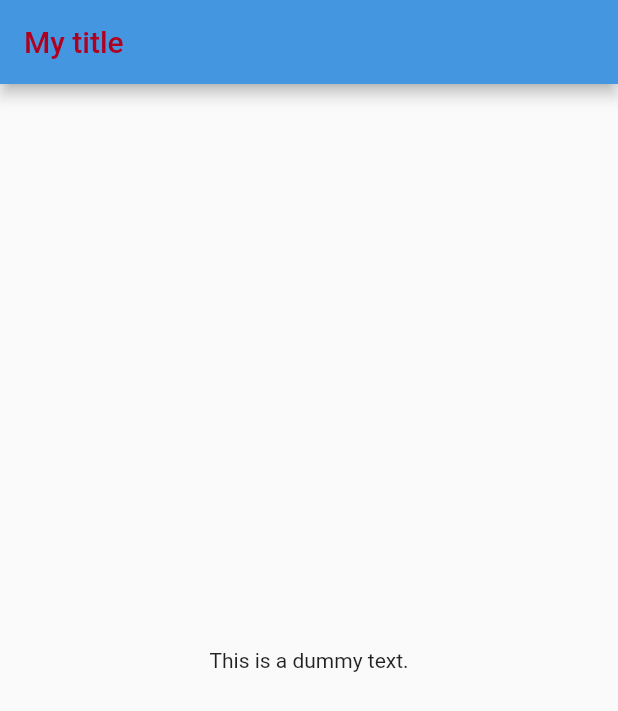
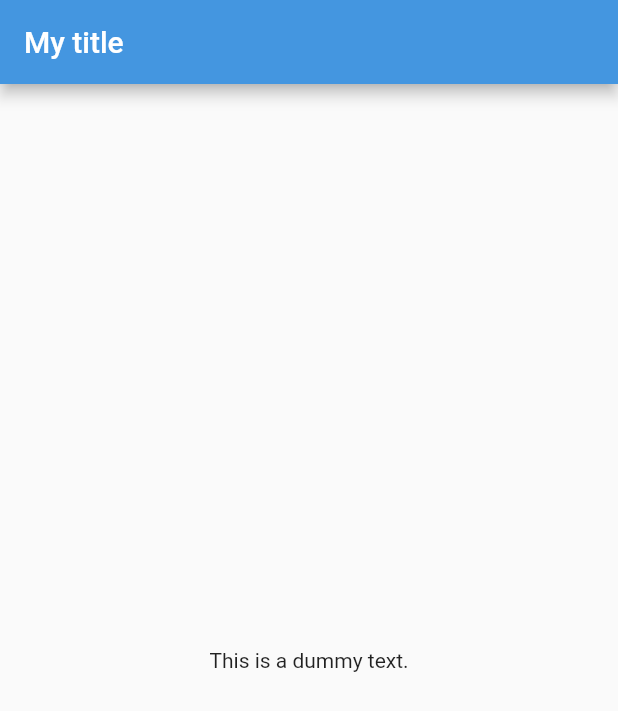
Before and after one commit to Aman2two/customtheme, a Flutter app: the screen it shows after launch, on a phone screen of 412 x 824 dp. Shown: the top 711 px of the screen. Run offline on Flutter 3.47's test engine with Material 2 defaults, Android fonts, the phone set to English and light mode, and no system bars; our stand-ins replace get_it.

Commit message:
changes added for theme

```diff
--- a/lib/app_configuration_json.dart
+++ b/lib/app_configuration_json.dart
@@ -1,7 +1,7 @@
 
 
 Map<String,Map<String,Object>> appConfigMap={
-  "AppColors":{
+  "AppColorsLight":{
     "primary":0xff4496e0,
     "onPrimary":0xffffffff,
     "primaryContainer":0xffb4e6ff,
@@ -29,5 +29,37 @@ Map<String,Map<String,Object>> appConfigMap={
     "onInverseSurface":0xfff5f5f5,
     "inversePrimary":0xffddfeff,
     "shadow":0xff000000,
+  },
+"AppColorsDark":{
+    "primary":0xffb4e6ff,
+    "onPrimary":0xff1b1e1e,
+    "primaryContainer":0xff1e8fdb,
+    "onPrimaryContainer":0xffd7f1ff,
+    "secondary":0xff99ccf9,
+    "onSecondary":0xff181e1e,
+    "secondaryContainer":0xff202b6d,
+    "onSecondaryContainer":0xffd7dae9,
+    "tertiary":0xffbaa99d,
+    "onTertiary":0xff1b1918,
+    "tertiaryContainer":0xff514239,
+    "onTertiaryContainer":0xffe3dfdd,
+    "error":0xffb00020,
+    "onError":0xffcf6679,
+    "errorContainer":0xfffcd8df,
+    "onErrorContainer":0xfff9dde2,
+    "outline":0xff989898,
+    "background":0xff1a1d1f,
+    "onBackground":0xffe4e4e4,
+    "surface":0xff151617,
+    "onSurface":0xfff1f1f1,
+    "surfaceVariant":0xff191c1e,
+    "onSurfaceVariant":0xffe3e4e4,
+    "inverseSurface":0xfffcfeff,
+    "onInverseSurface":0xff0e0e0f,
+    "inversePrimary":0xff596e73,
+    "shadow":0xff000000,
+  },
+  "TextConfig":{
+
   }
 };
--- /dev/null
+++ b/lib/app_configuration_json_helper.dart
@@ -0,0 +1,8 @@
+import 'app_configuration_json.dart';
+import 'custom_color_scheme.dart';
+
+class AppConfigurationJsonHelper {
+  giveLightThemeMap() => appConfigMap["AppColorsLight"] ?? {};
+
+  giveDarkThemeMap() => appConfigMap["AppColorsDark"] ?? {};
+}
--- a/lib/app_util.dart
+++ /dev/null
@@ -1,8 +0,0 @@
-
-
-import 'app_configuration_json.dart';
-import 'custom_color_scheme.dart';
-
-class AppUtil{
-  var appColorScheme=MyColorScheme(appConfigMap["AppColors"]??{});
-}
--- a/lib/custom_color_scheme.dart
+++ b/lib/custom_color_scheme.dart
@@ -2,39 +2,47 @@ import 'package:flutter/material.dart';
 
 class MyColorScheme {
   late Map<String, Object> colorMap;
-  late ColorScheme myColorScheme;
+  late ColorScheme colorScheme;
 
-  MyColorScheme(this.colorMap) {
-    myColorScheme = ColorScheme(
-      brightness: Brightness.light,
+  MyColorScheme(this.colorMap, {isDark = false}) {
+    colorScheme = ColorScheme(
+      brightness: isDark == false ? Brightness.light : Brightness.dark,
       primary: Color(colorMap["primary"] as int? ?? 0xff4496e0),
-      onPrimary: Color(colorMap["onPrimary"]as int? ?? 0xffffffff),
-      primaryContainer: Color(colorMap["primaryContainer"] as int? ?? 0xffb4e6ff),
-      onPrimaryContainer: Color(colorMap["onPrimaryContainer"]as int? ?? 0xff1f2728),
-      secondary: Color(colorMap["secondary"]as int? ?? 0xff202b6d),
-      onSecondary: Color(colorMap["onSecondary"]as int? ?? 0xffffffff),
-      secondaryContainer: Color(colorMap["secondaryContainer"]as int? ?? 0xff99ccf9),
+      onPrimary: Color(colorMap["onPrimary"] as int? ?? 0xffffffff),
+      primaryContainer:
+          Color(colorMap["primaryContainer"] as int? ?? 0xffb4e6ff),
+      onPrimaryContainer:
+          Color(colorMap["onPrimaryContainer"] as int? ?? 0xff1f2728),
+      secondary: Color(colorMap["secondary"] as int? ?? 0xff202b6d),
+      onSecondary: Color(colorMap["onSecondary"] as int? ?? 0xffffffff),
+      secondaryContainer:
+          Color(colorMap["secondaryContainer"] as int? ?? 0xff99ccf9),
       onSecondaryContainer:
-          Color(colorMap["onSecondaryContainer"]as int? ?? 0xff1b2328),
-      tertiary: Color(colorMap["tertiary"]as int? ?? 0xff514239),
-      onTertiary: Color(colorMap["onTertiary"]as int? ?? 0xffffffff),
-      tertiaryContainer: Color(colorMap["tertiaryContainer"]as int? ?? 0xffbaa99d),
-      onTertiaryContainer: Color(colorMap["onTertiaryContainer"]as int? ?? 0xff201d1b),
+          Color(colorMap["onSecondaryContainer"] as int? ?? 0xff1b2328),
+      tertiary: Color(colorMap["tertiary"] as int? ?? 0xff514239),
+      onTertiary: Color(colorMap["onTertiary"] as int? ?? 0xffffffff),
+      tertiaryContainer:
+          Color(colorMap["tertiaryContainer"] as int? ?? 0xffbaa99d),
+      onTertiaryContainer:
+          Color(colorMap["onTertiaryContainer"] as int? ?? 0xff201d1b),
       error: Color(colorMap["error"] as int? ?? 0xffb00020),
-      onError: Color(colorMap["onError"]as int? ?? 0xffffffff),
-      errorContainer: Color(colorMap["errorContainer"]as int? ?? 0xfffcd8df),
-      onErrorContainer: Color(colorMap["onErrorContainer"]as int? ?? 0xff282526),
-      outline: Color(colorMap["outline"]as int? ?? 0xff5c6262),
-      background: Color(colorMap["background"]as int? ?? 0xfff0f6fc),
-      onBackground: Color(colorMap["onBackground"]as int? ?? 0xff121313),
-      surface: Color(colorMap["surface"]as int? ?? 0xfff7fafd),
-      onSurface: Color(colorMap["onSurface"]as int? ?? 0xff090909),
-      surfaceVariant: Color(colorMap["surfaceVariant"]as int? ?? 0xfff0f6fc),
-      onSurfaceVariant: Color(colorMap["onSurfaceVariant"]as int? ?? 0xff121313),
-      inverseSurface: Color(colorMap["inverseSurface"]as int? ?? 0xff131619),
-      onInverseSurface: Color(colorMap["onInverseSurface"]as int? ?? 0xfff5f5f5),
-      inversePrimary: Color(colorMap["inversePrimary"]as int? ?? 0xffddfeff),
-      shadow: Color(colorMap["shadow"]as int? ?? 0xff000000),
+      onError: Color(colorMap["onError"] as int? ?? 0xffffffff),
+      errorContainer: Color(colorMap["errorContainer"] as int? ?? 0xfffcd8df),
+      onErrorContainer:
+          Color(colorMap["onErrorContainer"] as int? ?? 0xff282526),
+      outline: Color(colorMap["outline"] as int? ?? 0xff5c6262),
+      background: Color(colorMap["background"] as int? ?? 0xfff0f6fc),
+      onBackground: Color(colorMap["onBackground"] as int? ?? 0xff121313),
+      surface: Color(colorMap["surface"] as int? ?? 0xfff7fafd),
+      onSurface: Color(colorMap["onSurface"] as int? ?? 0xff090909),
+      surfaceVariant: Color(colorMap["surfaceVariant"] as int? ?? 0xfff0f6fc),
+      onSurfaceVariant:
+          Color(colorMap["onSurfaceVariant"] as int? ?? 0xff121313),
+      inverseSurface: Color(colorMap["inverseSurface"] as int? ?? 0xff131619),
+      onInverseSurface:
+          Color(colorMap["onInverseSurface"] as int? ?? 0xfff5f5f5),
+      inversePrimary: Color(colorMap["inversePrimary"] as int? ?? 0xffddfeff),
+      shadow: Color(colorMap["shadow"] as int? ?? 0xff000000),
     );
   }
 }
--- a/lib/locator.dart
+++ b/lib/locator.dart
@@ -1,12 +1,9 @@
 import 'package:get_it/get_it.dart';
-import 'package:untitled3/app_util.dart';
+import 'package:untitled3/app_configuration_json_helper.dart';
 
-import 'app_configuration_json.dart';
-import 'custom_color_scheme.dart';
+final getIt = GetIt.instance;
 
-GetIt getIt = GetIt.instance;
-
-initLocator() {
-  getIt.allowReassignment = true;
-  getIt.registerLazySingleton<AppUtil>(() => AppUtil());
+setUp() {
+  getIt.registerLazySingleton<AppConfigurationJsonHelper>(
+      () => AppConfigurationJsonHelper());
 }
--- a/lib/main.dart
+++ b/lib/main.dart
@@ -1,10 +1,10 @@
 import 'package:flutter/material.dart';
-import 'package:untitled3/app_util.dart';
+import 'package:untitled3/app_configuration_json_helper.dart';
 import 'package:untitled3/custom_color_scheme.dart';
 import 'package:untitled3/locator.dart';
 
 void main() {
-  initLocator();
+  setUp();
   runApp(const MyApp());
 }
 
@@ -14,17 +14,25 @@ class MyApp extends StatelessWidget {
   // This widget is the root of your application.
   @override
   Widget build(BuildContext context) {
+    AppConfigurationJsonHelper appConfigurationJsonHelper =
+        getIt.get<AppConfigurationJsonHelper>();
     return MaterialApp(
       title: 'Flutter Demo',
-      theme: ThemeData(colorScheme: getIt.get<AppUtil>().appColorScheme.myColorScheme),
+      theme: ThemeData(
+          colorScheme:
+              MyColorScheme(appConfigurationJsonHelper.giveLightThemeMap())
+                  .colorScheme),
+      darkTheme: ThemeData(
+          colorScheme: MyColorScheme(
+                  appConfigurationJsonHelper.giveDarkThemeMap(),
+                  isDark: true)
+              .colorScheme),
       themeMode: ThemeMode.system,
       home: Scaffold(
           appBar: AppBar(
-            title: Text(
+            title: const Text(
               "My title",
               // use get it to fetch color scheme
-              style: TextStyle(
-                  color: getIt.get<AppUtil>().appColorScheme.myColorScheme.error),
             ),
           ),
           body: Center(
@@ -32,5 +40,4 @@ class MyApp extends StatelessWidget {
                   onTap: () {}, child: const Text("This is a dummy text.")))),
     );
   }
-
 }
```
